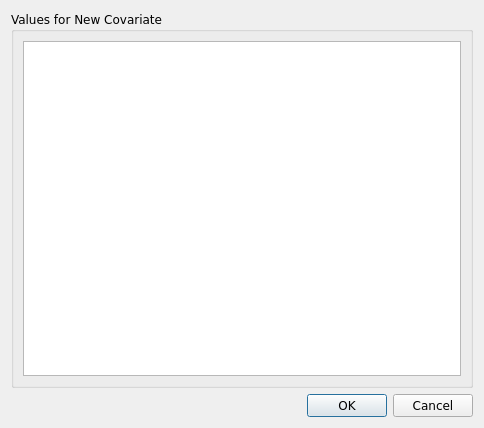
The window that src/rc_metastudio/forms/change_cov_type_form.ui (AliSalman-et-al/openmeta-analyst-community) describes before a commit, drawn with Qt 5.
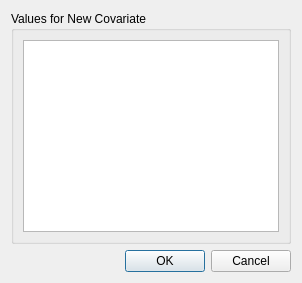
The same window after the commit. Icons and pictures are not drawn.

```diff
--- a/src/rc_metastudio/forms/change_cov_type_form.ui
+++ b/src/rc_metastudio/forms/change_cov_type_form.ui
@@ -2,31 +2,7 @@
 <ui version="4.0">
  <class>ChangeCovTypeForm</class>
  <widget class="QDialog" name="ChangeCovTypeForm">
-  <property name="geometry">
-   <rect>
-    <x>0</x>
-    <y>0</y>
-    <width>484</width>
-    <height>428</height>
-   </rect>
-  </property>
-  <property name="minimumSize">
-   <size>
-    <width>400</width>
-    <height>0</height>
-   </size>
-  </property>
-  <property name="maximumSize">
-   <size>
-    <width>100000</width>
-    <height>555</height>
-   </size>
-  </property>
-  <property name="font">
-   <font>
-    <family>Verdana</family>
-   </font>
-  </property>
+  <property name="geometry"><rect><x>0</x><y>0</y><width>0</width><height>0</height></rect></property>
   <property name="windowTitle">
    <string>Change Covariate Type</string>
   </property>
@@ -42,14 +18,7 @@
      </property>
      <layout class="QVBoxLayout" name="verticalLayout">
       <item>
-       <widget class="QTableView" name="cov_prev_table">
-        <property name="maximumSize">
-         <size>
-          <width>16777215</width>
-          <height>16777215</height>
-         </size>
-        </property>
-       </widget>
+       <widget class="QTableView" name="cov_prev_table"/>
       </item>
      </layout>
     </widget>
```
